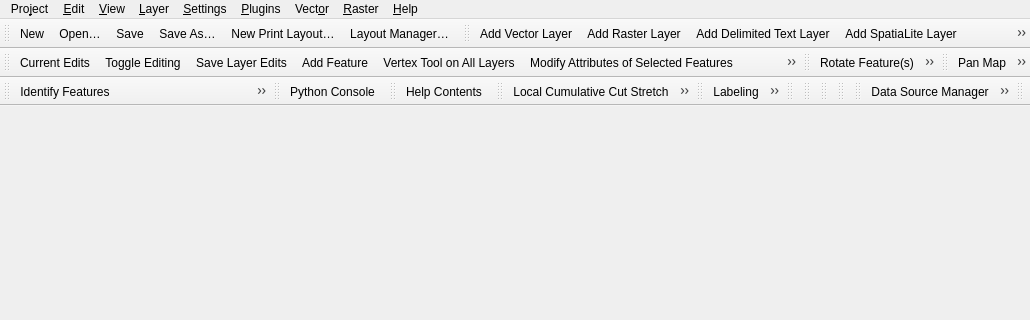
Old version of the form src/ui/qgisapp.ui in the repository qgis/QGIS; both pictures show x 0 to 1030 and y 0 to 320 of the 1030 by 506 pixel window.
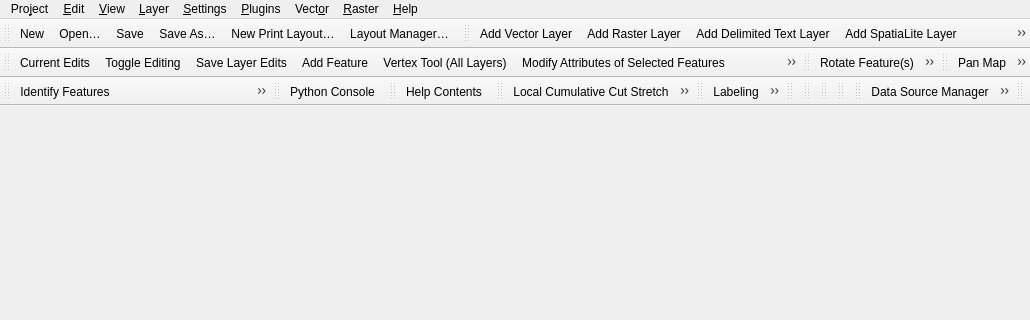
New version of the form. Icons and pictures are not drawn.

```diff
--- a/src/ui/qgisapp.ui
+++ b/src/ui/qgisapp.ui
@@ -1017,7 +1017,7 @@
      <normaloff>:/images/themes/default/mActionVertexTool.svg</normaloff>:/images/themes/default/mActionVertexTool.svg</iconset>
    </property>
    <property name="text">
-    <string>&amp;Vertex Tool on All Layers</string>
+    <string>&amp;Vertex Tool (All Layers)</string>
    </property>
    <property name="toolTip">
     <string>Vertex Tool on All Layers</string>
```
Left out of the diff: 6 changed lines with no effect on the pictures.
